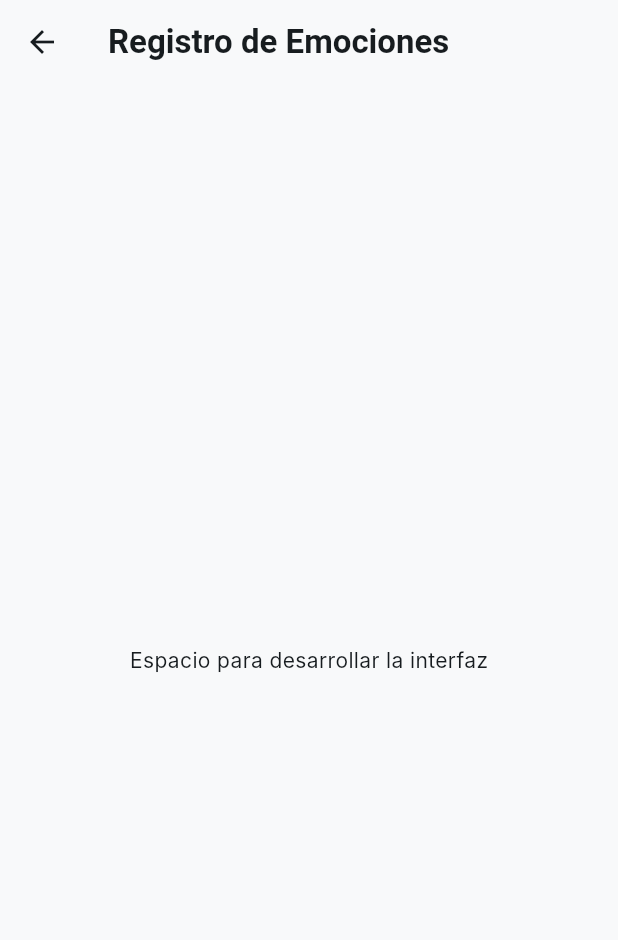
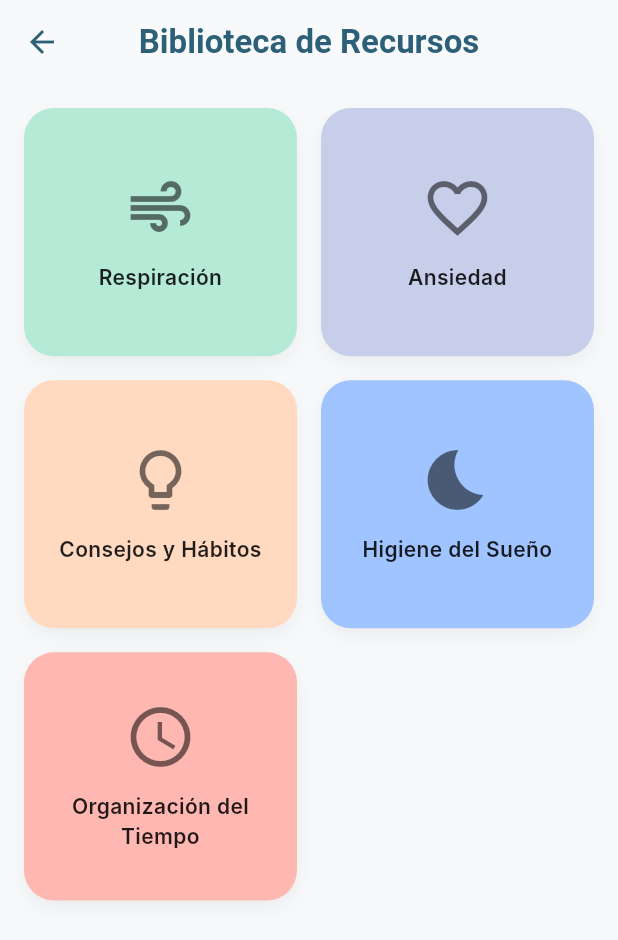
Before and after one commit to Verubio/Salud-Tec-Final, a Flutter app: the BiblioRecu screen opened by its route, on a phone screen of 412 x 824 dp. Shown: the top 940 px of the screen. Run offline on Flutter 3.47's test engine with Material 3 defaults, Android fonts, the phone set to English and light mode, and no system bars; Roboto replaces fonts that are missing (Inter, Montserrat).

Commit message:
Agrega diseño de la ventana 5 Biblioteca de Recursos

```diff
--- a/lib/screens/biblio_recu.dart
+++ b/lib/screens/biblio_recu.dart
@@ -5,9 +5,118 @@ class BiblioRecu extends StatelessWidget {
 
   @override
   Widget build(BuildContext context) {
+    // Definimos las categorías basadas en la Ventana #5 del documento
+    final List<Map<String, dynamic>> categorias = [
+      {'titulo': 'Respiración', 'icono': Icons.air, 'color': const Color(0xFFB5EAD7)}, // Verde pastel
+      {'titulo': 'Ansiedad', 'icono': Icons.favorite_border, 'color': const Color(0xFFC7CEEA)}, // Lavanda
+      {'titulo': 'Consejos y Hábitos', 'icono': Icons.lightbulb_outline, 'color': const Color(0xFFFFDAC1)}, // Naranja pastel
+      {'titulo': 'Higiene del Sueño', 'icono': Icons.bedtime, 'color': const Color(0xFFA0C4FF)}, // Azul pastel
+      {'titulo': 'Organización del Tiempo', 'icono': Icons.schedule, 'color': const Color(0xFFFFB7B2)}, // Rosa pastel
+    ];
+
     return Scaffold(
-      appBar: AppBar(title: const Text('Registro de Emociones')),
-      body: const Center(child: Text('Espacio para desarrollar la interfaz')),
+      backgroundColor: Theme.of(context).colorScheme.surface,
+      appBar: AppBar(
+        title: const Text(
+          'Biblioteca de Recursos',
+          style: TextStyle(fontFamily: 'Montserrat', fontWeight: FontWeight.bold)
+        ),
+        backgroundColor: Colors.transparent,
+        elevation: 0,
+        centerTitle: true,
+        foregroundColor: Theme.of(context).colorScheme.primary,
+      ),
+      body: Padding(
+        padding: const EdgeInsets.all(16.0),
+        child: GridView.builder(
+          gridDelegate: const SliverGridDelegateWithFixedCrossAxisCount(
+            crossAxisCount: 2, // Dos columnas como suele usarse en dashboards modernos
+            crossAxisSpacing: 16.0,
+            mainAxisSpacing: 16.0,
+            childAspectRatio: 1.1,
+          ),
+          itemCount: categorias.length,
+          itemBuilder: (context, index) {
+            final cat = categorias[index];
+            return GestureDetector(
+              onTap: () {
+                // Muestra la ventana de ejercicios o guías al hacer tap
+                _mostrarDetalleCategoria(context, cat['titulo']);
+              },
+              child: Container(
+                decoration: BoxDecoration(
+                  color: cat['color'],
+                  borderRadius: BorderRadius.circular(20),
+                  boxShadow: [
+                    BoxShadow(
+                      color: Colors.black.withOpacity(0.05),
+                      blurRadius: 10,
+                      offset: const Offset(0, 5),
+                    )
+                  ],
+                ),
+                child: Column(
+                  mainAxisAlignment: MainAxisAlignment.center,
+                  children: [
+                    Icon(cat['icono'], size: 48, color: Colors.black54),
+                    const SizedBox(height: 12),
+                    Padding(
+                      padding: const EdgeInsets.symmetric(horizontal: 8.0),
+                      child: Text(
+                        cat['titulo'],
+                        textAlign: TextAlign.center,
+                        style: const TextStyle(
+                          fontFamily: 'Inter',
+                          fontWeight: FontWeight.w600,
+                          color: Colors.black87,
+                          fontSize: 14,
+                        ),
+                      ),
+                    ),
+                  ],
+                ),
+              ),
+            );
+          },
+        ),
+      ),
+    );
+  }
+
+  // Función para mostrar la ventana emergente con la info de la categoría
+  void _mostrarDetalleCategoria(BuildContext context, String titulo) {
+    showDialog(
+      context: context,
+      builder: (context) {
+        return AlertDialog(
+          shape: RoundedRectangleBorder(borderRadius: BorderRadius.circular(20)),
+          title: Text(
+            titulo,
+            style: TextStyle(
+              fontFamily: 'Montserrat',
+              color: Theme.of(context).colorScheme.primary,
+              fontWeight: FontWeight.bold,
+            )
+          ),
+          content: Text(
+            'Aquí se cargarán los recursos desde el backend (FastAPI) para la categoría de $titulo. Por ejemplo: guías para manejo de crisis o ejercicios comunes.',
+            style: const TextStyle(fontFamily: 'Inter', fontSize: 16),
+          ),
+          actions: [
+            TextButton(
+              onPressed: () => Navigator.of(context).pop(),
+              child: Text(
+                'Cerrar',
+                style: TextStyle(
+                  color: Theme.of(context).colorScheme.primary,
+                  fontFamily: 'Inter',
+                  fontWeight: FontWeight.bold,
+                ),
+              ),
+            ),
+          ],
+        );
+      },
     );
   }
 }
```
Also changed, not shown: 1 other file.
